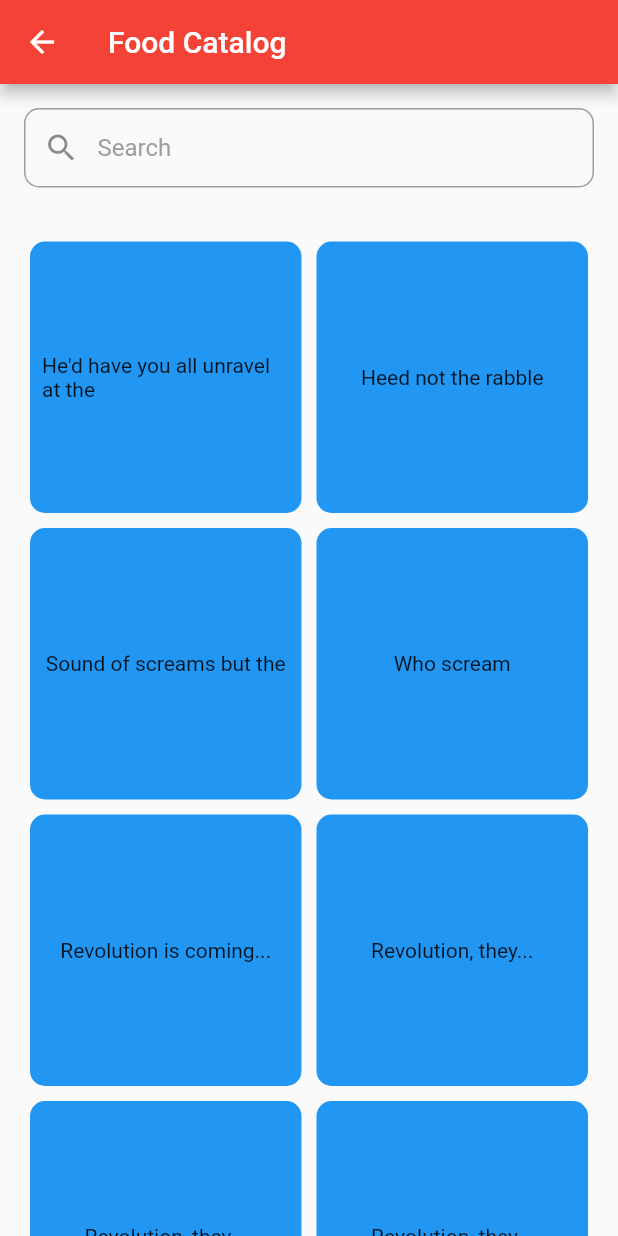
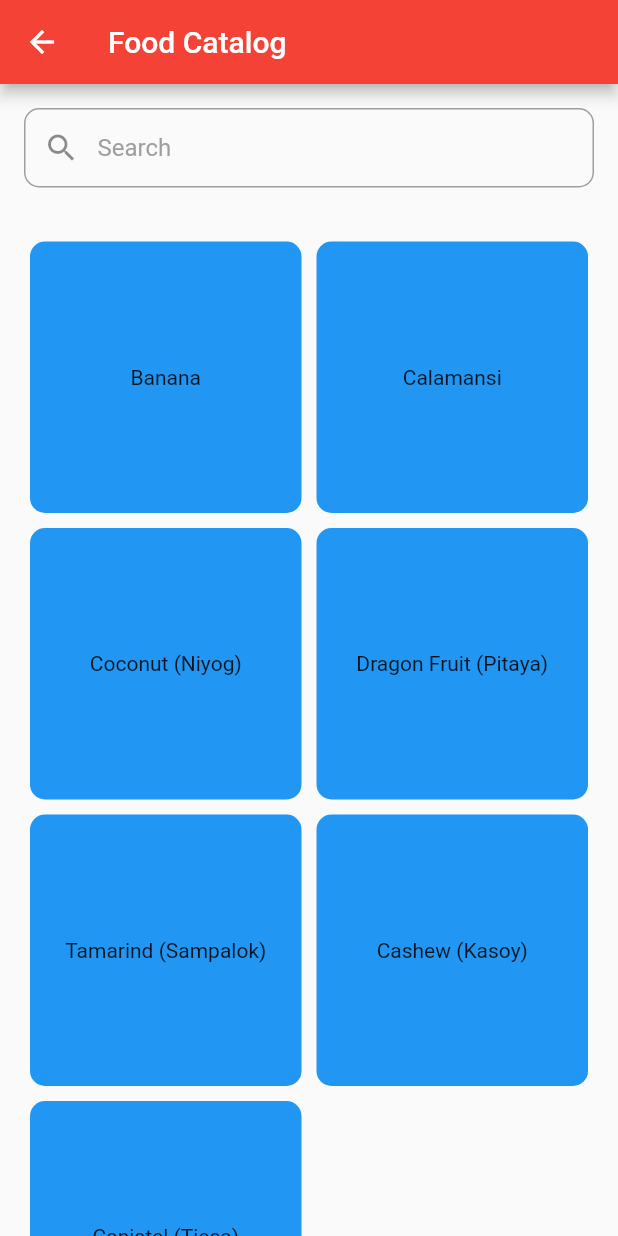
Before and after one commit to noitisoprepus/food-hunter, a Flutter app: the screen it shows after launch, after a tap on "Browse Foods", on a phone screen of 412 x 824 dp. Run offline on Flutter 3.47's test engine with Material 2 defaults, Android fonts, the phone set to English and light mode, and no system bars.

Commit message:
Improved CatalogPage and FoodPage, and functional search bar

```diff
--- a/lib/pages/catalog.dart
+++ b/lib/pages/catalog.dart
@@ -1,17 +1,28 @@
 import 'dart:convert';
-
 import 'package:flutter/material.dart';
 import 'package:flutter/services.dart';
 import 'package:food_hunter/pages/food.dart';
 
 class CatalogPage extends StatefulWidget {
-  const CatalogPage({super.key});
-
   @override
-  State<CatalogPage> createState() => _CatalogPageState();
+  _CatalogPageState createState() => _CatalogPageState();
 }
 
 class _CatalogPageState extends State<CatalogPage> {
+  late Future<Map<String, dynamic>> _foodsData;
+
+  @override
+  void initState() {
+    super.initState();
+    _foodsData = _loadFoodsData();
+  }
+
+  Future<Map<String, dynamic>> _loadFoodsData() async {
+    final String response = await rootBundle.loadString('assets/foods.json');
+    return jsonDecode(response);
+  }
+
+  String _searchQuery = '';
 
   @override
   Widget build(BuildContext context) {
@@ -30,7 +41,12 @@ class _CatalogPageState extends State<CatalogPage> {
                 width: 1.0,
               ),
             ),
-            child: const TextField(
+            child: TextField(
+              onChanged: (query) {
+                setState(() {
+                  _searchQuery = query;
+                });
+              },
               decoration: InputDecoration(
                 hintText: 'Search',
                 hintStyle: TextStyle(color: Colors.grey),
@@ -41,25 +57,38 @@ class _CatalogPageState extends State<CatalogPage> {
             ),
           ),
           Expanded(
-            child: GridView.count(
-              primary: false,
-              padding: const EdgeInsets.all(20),
-              crossAxisSpacing: 10,
-              mainAxisSpacing: 10,
-              crossAxisCount: 2,
-              children: <Widget>[
-                _buildGridItem(context, 0, 'He\'d have you all unravel at the'),
-                _buildGridItem(context, 1, 'Heed not the rabble'),
-                _buildGridItem(context, 2, 'Sound of screams but the'),
-                _buildGridItem(context, 3, 'Who scream'),
-                _buildGridItem(context, 4, 'Revolution is coming...'),
-                _buildGridItem(context, 5, 'Revolution, they...'),
-                _buildGridItem(context, 6, 'Revolution, they...'),
-                _buildGridItem(context, 7, 'Revolution, they...'),
-                _buildGridItem(context, 8, 'Revolution, they...'),
-                _buildGridItem(context, 9, 'Revolution, they...'),
-              ],
-            )
+            child: FutureBuilder<Map<String, dynamic>>(
+              future: _foodsData,
+              builder: (context, snapshot) {
+                if (snapshot.connectionState == ConnectionState.waiting) {
+                  return Center(child: CircularProgressIndicator());
+                } else if (snapshot.hasError) {
+                  return Center(child: Text('Error loading data: ${snapshot.error}'));
+                } else if (!snapshot.hasData || snapshot.data!.isEmpty) {
+                  return Center(child: Text('No data available.'));
+                } else {
+                  Map<String, dynamic> _foodsData = snapshot.data!;
+                  List<String> _foodsKeys = _foodsData.keys
+                      .where((foodName) => foodName.toLowerCase().contains(_searchQuery.toLowerCase()))
+                      .toList();
+
+                  return GridView.builder(
+                    padding: const EdgeInsets.all(20),
+                    gridDelegate: const SliverGridDelegateWithFixedCrossAxisCount(
+                      crossAxisCount: 2,
+                      crossAxisSpacing: 10,
+                      mainAxisSpacing: 10,
+                    ),
+                    itemCount: _foodsKeys.length,
+                    itemBuilder: (BuildContext context, int index) {
+                      final food = _foodsData[_foodsKeys[index]];
+                      final String foodName = food['name'];
+                      return _buildGridItem(context, index, foodName);
+                    },
+                  );
+                }
+              },
+            ),
           ),
         ],
       ),
@@ -69,22 +98,20 @@ class _CatalogPageState extends State<CatalogPage> {
   Widget _buildGridItem(BuildContext context, int index, String text) {
     return GestureDetector(
       onTap: () {
-        // Navigate to the FoodPage when item is clicked
         Navigator.push(
           context,
           MaterialPageRoute(
-            builder: (context) => FoodPage(itemIndex: index),
+            builder: (context) => FoodPage(itemIndex: index, itemName: text),
           ),
         );
       },
       child: Hero(
-        tag: 'food_item_$index',
+        tag: text,
         child: Container(
           padding: const EdgeInsets.all(8),
-          // color: Colors.teal[100 * (index + 1)],
           decoration: BoxDecoration(
-            color: Colors.blue, // Change to your preferred background color
-            borderRadius: BorderRadius.circular(10.0), // Border radius of each box
+            color: Colors.blue,
+            borderRadius: BorderRadius.circular(10.0),
           ),
           child: Center(
             child: Text(text),
@@ -93,9 +120,4 @@ class _CatalogPageState extends State<CatalogPage> {
       ),
     );
   }
-
-  Future<void> readJson() async {
-      final String response = await rootBundle.loadString('assets/foods.json');
-      Map<String, dynamic> foods = jsonDecode(response);
-  }
 }
--- a/lib/pages/home.dart
+++ b/lib/pages/home.dart
@@ -223,7 +223,7 @@ class _HomePageState extends State<HomePage> {
             onPressed: () {
                 Navigator.of(context).push(
                 MaterialPageRoute(
-                  builder: (context) => const CatalogPage(),
+                  builder: (context) => CatalogPage(),
                 ),
               );
             },
--- a/pubspec.yaml
+++ b/pubspec.yaml
@@ -64,6 +64,9 @@ flutter:
   #   - images/a_dot_burr.jpeg
   #   - images/a_dot_ham.jpeg
 
+  assets:
+    - assets/foods.json
+
   # An image asset can refer to one or more resolution-specific "variants", see
   # https://flutter.dev/assets-and-images/#resolution-aware
 
@@ -89,6 +92,3 @@ flutter:
   #
   # For details regarding fonts from package dependencies,
   # see https://flutter.dev/custom-fonts/#from-packages
-
-assets:
-  - assets/foods.json
```
Also changed, not shown: assets/foods.json (+67 -37 lines), lib/pages/food.dart (+7 -7 lines).
